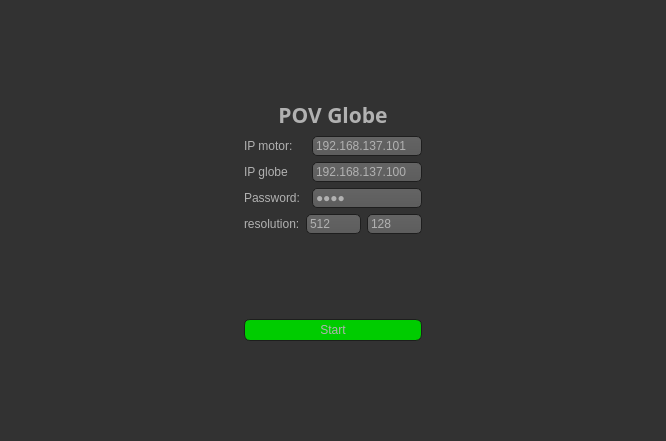
Before: the Qt Designer form mainwindow.ui in magnocube/POV-Globe, drawn with Qt 5.
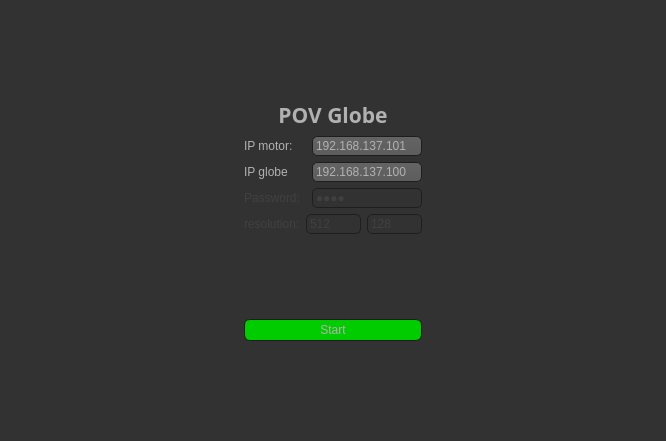
After: the same form once the commit is applied. Icons and pictures are not drawn.

Commit message: simple layout update and crash nullptr fix

```diff
--- a/mainwindow.ui
+++ b/mainwindow.ui
@@ -533,6 +533,9 @@
            <layout class="QGridLayout" name="gridLayout">
             <item row="2" column="2">
              <widget class="QLineEdit" name="lineEdit">
+              <property name="enabled">
+               <bool>false</bool>
+              </property>
               <property name="maximumSize">
                <size>
                 <width>135</width>
@@ -575,6 +578,9 @@
             </item>
             <item row="2" column="0">
              <widget class="QLabel" name="label_2">
+              <property name="enabled">
+               <bool>false</bool>
+              </property>
               <property name="text">
                <string>Password:</string>
               </property>
@@ -582,6 +588,9 @@
             </item>
             <item row="3" column="0">
              <widget class="QLabel" name="label_4">
+              <property name="enabled">
+               <bool>false</bool>
+              </property>
               <property name="text">
                <string>resolution:</string>
               </property>
@@ -591,6 +600,9 @@
              <layout class="QHBoxLayout" name="horizontalLayout">
               <item>
                <widget class="QLineEdit" name="lineEditX">
+                <property name="enabled">
+                 <bool>false</bool>
+                </property>
                 <property name="maximumSize">
                  <size>
                   <width>65</width>
@@ -604,6 +616,9 @@
               </item>
               <item>
                <widget class="QLineEdit" name="lineEditY">
+                <property name="enabled">
+                 <bool>false</bool>
+                </property>
                 <property name="maximumSize">
                  <size>
                   <width>65</width>
```
The commit also changes 5 other files.
